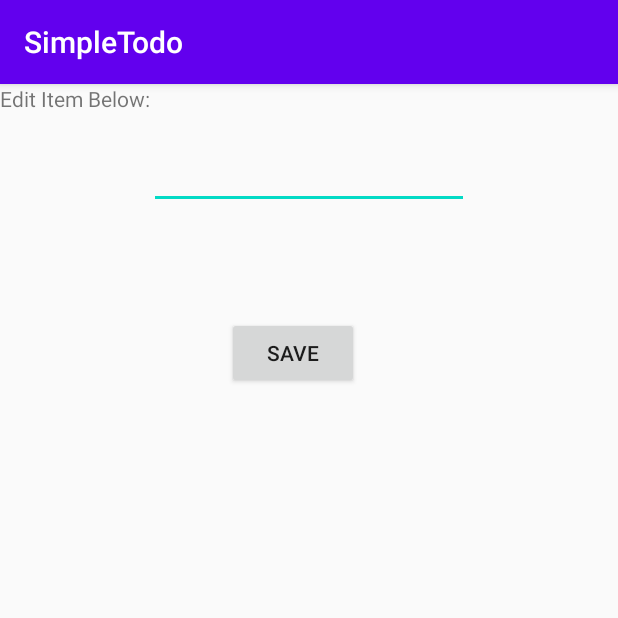
After one commit to Ayshwaryajagadeesan/SimpleTodo, an Android app: the EditItemActivity screen opened directly, with no data from a screen before it, on a phone screen of 412 x 824 dp, the top half of it. The commit adds this screen. Run offline under Robolectric (Android 15) with nearby library versions, the phone set to English and light mode, and no system bars.

Commit message:
adding edit functionality

```diff
--- a/app/src/main/AndroidManifest.xml
+++ b/app/src/main/AndroidManifest.xml
@@ -9,6 +9,7 @@
         android:roundIcon="@mipmap/ic_launcher_round"
         android:supportsRtl="true"
         android:theme="@style/AppTheme">
+        <activity android:name=".EditItemActivity"></activity>
         <activity android:name=".MainActivity">
             <intent-filter>
                 <action android:name="android.intent.action.MAIN" />
--- /dev/null
+++ b/app/src/main/java/com/example/simpletodo/EditItemActivity.java
@@ -0,0 +1,47 @@
+package com.example.simpletodo;
+import android.app.Activity;
+import android.content.Intent;
+//import android.support.v7.app.AppCompatActivity;
+import android.os.Bundle;
+import android.view.View;
+import android.widget.EditText;
+import androidx.appcompat.app.AppCompatActivity;
+
+import android.os.Bundle;
+
+public class EditItemActivity extends AppCompatActivity {
+
+    String position="0";
+    @Override
+    protected void onCreate(Bundle savedInstanceState) {
+        super.onCreate(savedInstanceState);
+        setContentView(R.layout.activity_edit_item);
+        Intent intent = getIntent();
+        position = intent.getStringExtra("position");
+        String data = intent.getStringExtra("data");
+        EditText tvUser = (EditText) findViewById(R.id.editText);
+        tvUser.setText(data);
+        int textLength = tvUser.getText().length();
+        tvUser.setSelection(textLength, textLength);
+        // Toast the name to display temporarily on screen
+        //Toast.makeText(this, name, Toast.LENGTH_SHORT).show();
+    }
+    public void save(View v){
+
+
+        EditText etNewItem=(EditText)findViewById(R.id.editText);
+        String itemtext=etNewItem.getText().toString();
+        //   Intent i = new Intent(EditItemActivity.this, MainActivity.class);
+        //i.putExtra("data",itemtext);
+        //i.putExtra("position",position);
+        //setResult(RESULT_OK, i); // set result code and bundle data for response
+        //finish();
+        Intent returnIntent = getIntent();
+        //returnIntent.putExtra("result",result);
+        returnIntent.putExtra("data",itemtext);
+        returnIntent.putExtra("position",position);
+        setResult(Activity.RESULT_OK,returnIntent);
+        finish();
+
+    }
+}
--- /dev/null
+++ b/app/src/main/res/layout/activity_edit_item.xml
@@ -0,0 +1,42 @@
+<?xml version="1.0" encoding="utf-8"?>
+
+    <RelativeLayout xmlns:android="http://schemas.android.com/apk/res/android"
+        xmlns:tools="http://schemas.android.com/tools"
+        android:id="@+id/activity_edit_item"
+        android:layout_width="match_parent"
+        android:layout_height="match_parent"
+        tools:context=".EditItemActivity">
+
+        <EditText
+            android:layout_width="wrap_content"
+            android:layout_height="wrap_content"
+            android:inputType="textMultiLine"
+            android:ems="10"
+            android:layout_alignParentTop="true"
+            android:layout_centerHorizontal="true"
+            android:layout_marginTop="38dp"
+            android:id="@+id/editText" />
+
+        <Button
+            android:text="Save"
+            android:layout_width="wrap_content"
+            android:layout_height="wrap_content"
+            android:layout_below="@+id/editText"
+            android:layout_alignLeft="@+id/editText"
+            android:layout_alignStart="@+id/editText"
+            android:layout_marginLeft="52dp"
+            android:layout_marginStart="52dp"
+            android:layout_marginTop="72dp"
+            android:onClick="save"
+            android:id="@+id/btnsave" />
+
+        <TextView
+            android:text="Edit Item Below:"
+            android:layout_width="wrap_content"
+            android:layout_height="wrap_content"
+            android:id="@+id/textView"
+            android:layout_alignParentLeft="true"
+            android:layout_alignParentStart="true"
+            android:layout_alignParentTop="true"
+            tools:text="Edit Item Below:" />
+    </RelativeLayout>
```
Also changed, not shown: app/src/main/java/com/example/simpletodo/MainActivity.java (+46 -0 lines), 1 other file.
